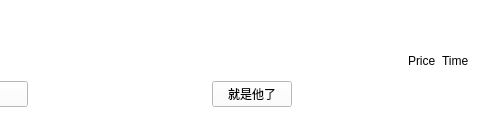
The window that selectitem.ui (FlyingBlazer/WAC) describes before a commit, drawn with Qt 5; both pictures show x 240 to 720 and y 0 to 118 of the 720 by 118 pixel window.
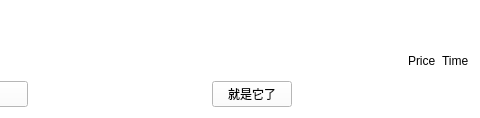
The same window after the commit.

The edit to the form file:
```diff
--- a/selectitem.ui
+++ b/selectitem.ui
@@ -127,7 +127,7 @@
         </size>
        </property>
        <property name="text">
-        <string>就是他了</string>
+        <string>就是它了</string>
        </property>
       </widget>
      </item>
```
